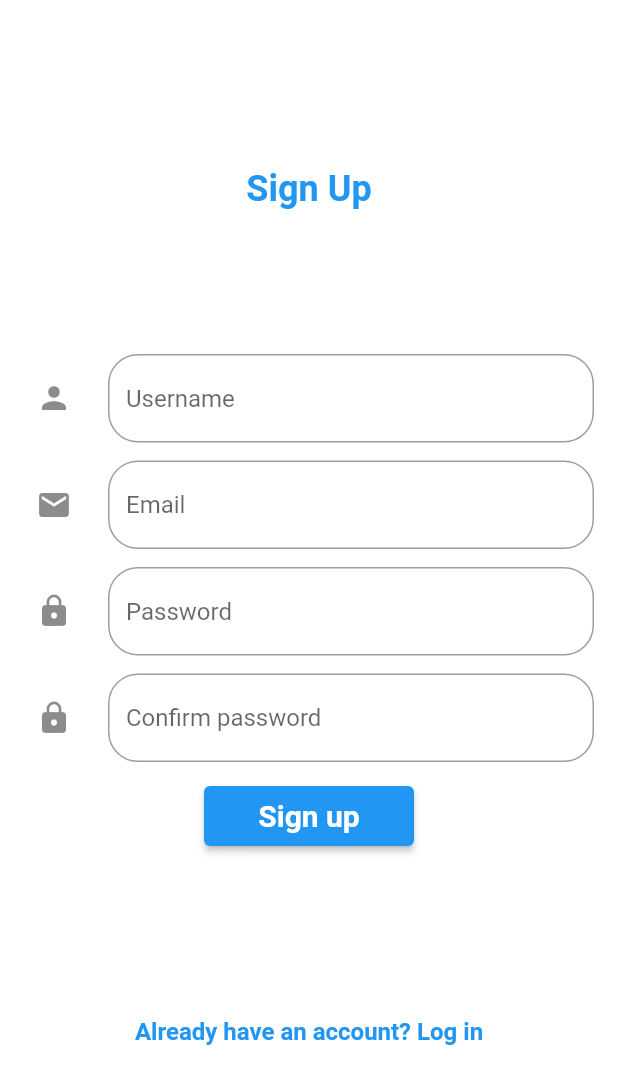
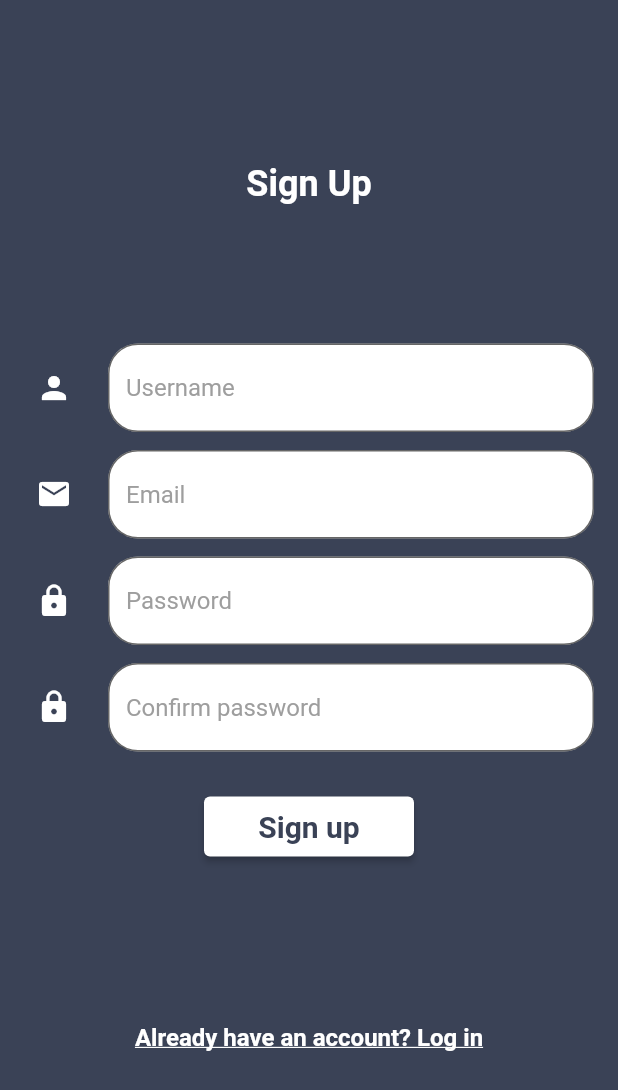
Before and after one commit to jaimegalanmartinez/UVSplatform, a Flutter app: the SignUpScreen screen opened directly, on a phone screen of 412 x 824 dp. Shown: the top 1090 px of the screen. Run offline on Flutter 3.47's test engine with Material 2 defaults, Android fonts, the light colour scheme and no system bars; our stand-ins replace firebase_auth, firebase_core, font_awesome_flutter; accounts and stored records are empty; generated files the repository leaves out were written again; network calls fail.

Commit message:
Updated mobile app UI colors, created vehicle class

```diff
--- a/uvsp_app/lib/forms/form_signup.dart
+++ b/uvsp_app/lib/forms/form_signup.dart
@@ -5,7 +5,6 @@ import 'package:flutter/material.dart';
 import 'package:uvsp_app/forms/form_validators.dart';
 import 'package:uvsp_app/screens/login_screen.dart';
 import 'package:uvsp_app/utils/constants.dart';
-
 
 class SignUpForm extends StatefulWidget {
   const SignUpForm({Key? key}) : super(key: key);
@@ -31,17 +30,23 @@ class _SignUpFormState extends State<SignUpForm> {
         mainAxisAlignment: MainAxisAlignment.spaceAround,
         children: [
           TextFormField(
+            style: const TextStyle(color: Colors.black),
+            cursorColor: const Color.fromRGBO(58, 66, 86, 1.0),
             decoration: InputDecoration(
+                filled: true,
+                fillColor: Colors.white,
                 icon: const Padding(
                   padding: EdgeInsets.all(8.0),
-                child: Icon(Icons.person),
+                  child: Icon(Icons.person, color: Colors.white),
                 ),
                 border: OutlineInputBorder(
                   borderSide: const BorderSide(),
                   borderRadius: BorderRadius.circular(20.0),
                 ),
                 hintText: 'Username',
-            ),
+                hintStyle: const TextStyle(color: Colors.grey),
+                errorMaxLines: 3,
+                errorStyle: const TextStyle(color: Colors.deepOrangeAccent)),
             validator: validateUsername,
             onSaved: (value) => _username = value!,
           ),
@@ -49,16 +54,26 @@ class _SignUpFormState extends State<SignUpForm> {
             height: 12.0,
           ),
           TextFormField(
+            style: const TextStyle(color: Colors.black),
+            cursorColor: const Color.fromRGBO(58, 66, 86, 1.0),
             decoration: InputDecoration(
+              filled: true,
+              fillColor: Colors.white,
               icon: const Padding(
                 padding: EdgeInsets.all(8.0),
-                child: Icon(Icons.email),
+                child: Icon(
+                  Icons.email,
+                  color: Colors.white,
+                ),
               ),
               border: OutlineInputBorder(
                 borderSide: const BorderSide(),
                 borderRadius: BorderRadius.circular(20.0),
               ),
               hintText: 'Email',
+              hintStyle: const TextStyle(color: Colors.grey),
+              errorMaxLines: 3,
+              errorStyle: const TextStyle(color: Colors.deepOrangeAccent),
             ),
             validator: validateEmail,
             onSaved: (value) => _userEmail = value!,
@@ -68,17 +83,26 @@ class _SignUpFormState extends State<SignUpForm> {
           ),
           TextFormField(
             controller: _passwordController,
+            style: const TextStyle(color: Colors.black),
+            cursorColor: const Color.fromRGBO(58, 66, 86, 1.0),
             decoration: InputDecoration(
+              filled: true,
+              fillColor: Colors.white,
               icon: const Padding(
                 padding: EdgeInsets.all(8.0),
-                child: Icon(Icons.lock),
+                child: Icon(
+                  Icons.lock,
+                  color: Colors.white,
+                ),
               ),
               border: OutlineInputBorder(
-                borderSide: const BorderSide(),
+                borderSide: const BorderSide(color: Colors.white),
                 borderRadius: BorderRadius.circular(20.0),
               ),
               hintText: 'Password',
+              hintStyle: const TextStyle(color: Colors.grey),
               errorMaxLines: 3,
+              errorStyle: const TextStyle(color: Colors.deepOrangeAccent),
             ),
             validator: validatePassword,
             obscureText: true,
@@ -89,56 +113,73 @@ class _SignUpFormState extends State<SignUpForm> {
           ),
           TextFormField(
             controller: _confirmPassController,
+            style: const TextStyle(color: Colors.black),
+            cursorColor: const Color.fromRGBO(58, 66, 86, 1.0),
             decoration: InputDecoration(
+              filled: true,
+              fillColor: Colors.white,
               icon: const Padding(
                 padding: EdgeInsets.all(8.0),
-                child: Icon(Icons.lock),
+                child: Icon(Icons.lock, color: Colors.white),
               ),
               border: OutlineInputBorder(
                 borderSide: const BorderSide(),
                 borderRadius: BorderRadius.circular(20.0),
               ),
               hintText: 'Confirm password',
+              hintStyle: const TextStyle(color: Colors.grey),
               errorMaxLines: 3,
+              errorStyle: const TextStyle(color: Colors.deepOrangeAccent),
             ),
             validator: (value) {
-              if(value!.isEmpty){
+              if (value!.isEmpty) {
                 return 'Please enter re-password.';
-
-              }else if(_confirmPassController.text != _passwordController.text){
+              } else if (_confirmPassController.text !=
+                  _passwordController.text) {
                 return "Passwords do not match";
-
-              }else{
+              } else {
                 return null;
               }
             },
             obscureText: true,
           ),
           const SizedBox(
-            height: 12.0,
+            height: 26.0,
           ),
           ElevatedButton(
             style: ButtonStyle(
-                backgroundColor: MaterialStateProperty.all<Color>(Colors.blue),
-                minimumSize: MaterialStateProperty.all<Size>(const Size(140, 40))),
+                backgroundColor: MaterialStateProperty.all<Color>(Colors.white),
+                minimumSize:
+                    MaterialStateProperty.all<Size>(const Size(140, 40))),
             onPressed: () async {
               //Validate returns true if the form is valid, or false otherwise.
 
               if (_formKey.currentState!.validate()) {
                 _formKey.currentState?.save();
                 if (kDebugMode) {
-                  print('User email: $_userEmail with password: $_userPassword');
+                  print(
+                      'User email: $_userEmail with password: $_userPassword');
                 }
-                  await _auth.createUserWithEmailAndPassword(email: _userEmail.trim(), password: _userPassword.trim()).then((newUserCredential) {
+                await _auth
+                    .createUserWithEmailAndPassword(
+                        email: _userEmail.trim(),
+                        password: _userPassword.trim())
+                    .then((newUserCredential) {
                   newUserCredential.user?.updateDisplayName(_username);
-                    ScaffoldMessenger.of(context).showSnackBar(
-                        const SnackBar(content: Text('Successfully registered. You can login now')));
-                    Navigator.push(context, MaterialPageRoute(builder: (context) => const LoginScreen()));
+                  ScaffoldMessenger.of(context).showSnackBar(const SnackBar(
+                      content:
+                          Text('Successfully registered. You can login now')));
+                  Navigator.push(
+                      context,
+                      MaterialPageRoute(
+                          builder: (context) => const LoginScreen()));
                 }).onError((FirebaseAuthException error, stackTrace) {
                   if (kDebugMode) {
                     print("Error ${error.toString()}");
                   }
-                     showDialog(context: context, builder: (context) => AlertDialog(
+                  showDialog(
+                      context: context,
+                      builder: (context) => AlertDialog(
                             title: const Text('Registration failed'),
                             content: Text(error.message ?? 'Unknown error'),
                           ));
--- a/uvsp_app/lib/main.dart
+++ b/uvsp_app/lib/main.dart
@@ -20,9 +20,11 @@ class MyApp extends StatelessWidget {
       title: 'UVS Platform',
       theme: ThemeData(
         // This is the theme of your application.
-        primarySwatch: Colors.blue,
+        primarySwatch: Colors.grey,
         appBarTheme: const AppBarTheme(
-          backgroundColor: Colors.blue,
+          //backgroundColor: Color.fromRGBO(94, 106, 135, 1.0),
+          backgroundColor: Color.fromRGBO(71, 82, 107, 1.0),
+          foregroundColor: Colors.white,
         )
       ),
       home: const LoginScreen(),
--- a/uvsp_app/lib/screens/signup_screen.dart
+++ b/uvsp_app/lib/screens/signup_screen.dart
@@ -16,12 +16,12 @@ class _SignUpScreenState extends State<SignUpScreen> {
   Widget build(BuildContext context) {
     return Scaffold(
       //Container by default with white colour background, you can change the color or use a gradient.
-      backgroundColor: Colors.white,
+      backgroundColor: const Color.fromRGBO(58, 66, 86, 1.0),
       body: Container(
         margin: const EdgeInsets.all(16.0),
         height: double.infinity,
         width: double.infinity,
-        decoration: const BoxDecoration(color: Colors.white),
+        decoration: const BoxDecoration(color: Color.fromRGBO(58, 66, 86, 1.0)),
         child: Column(
           mainAxisAlignment: MainAxisAlignment.spaceEvenly,
           crossAxisAlignment: CrossAxisAlignment.center,
@@ -42,7 +42,7 @@ class _SignUpScreenState extends State<SignUpScreen> {
                 },
                 child: const Text(
                   'Already have an account? Log in',
-                  style: kLabelForgotPassword,
+                  style: kLabelForgotPasswdAlreadyAcc,
                 ))
           ],
         ),
--- a/uvsp_app/lib/utils/constants.dart
+++ b/uvsp_app/lib/utils/constants.dart
@@ -2,11 +2,12 @@ import 'package:flutter/material.dart';
 
 //Constants for determining text style of some login labels.
 const kLabelSignInStyle =
-TextStyle(fontWeight: FontWeight.bold, fontSize: 24.0, color: Colors.blue);
+TextStyle(fontWeight: FontWeight.bold, fontSize: 24.0, color: Colors.white);
 
-const kLabelForgotPassword =
-TextStyle(fontWeight: FontWeight.bold, fontSize: 16.0, color: Colors.blue);
+const kLabelForgotPasswdAlreadyAcc =
+TextStyle(decoration: TextDecoration.underline,fontWeight: FontWeight.bold, fontSize: 16.0, color: Colors.white);
+
 
 //Login Form
 const kLabelLoginSignUpStyle =
-TextStyle(fontSize: 20.0, fontWeight: FontWeight.bold, color: Colors.white);
+TextStyle(fontSize: 20.0, fontWeight: FontWeight.bold, color: Color.fromRGBO(58, 66, 86, 1.0));
```
Also changed, not shown: uvsp_app/lib/forms/form_login.dart (+17 -5 lines), uvsp_app/lib/models/Vehicle.dart (added, +35 -0 lines), uvsp_app/lib/screens/home_screen.dart (+83 -13 lines), uvsp_app/lib/screens/login_screen.dart (+4 -4 lines), uvsp_app/lib/services/http_service.dart (added, +39 -0 lines), uvsp_app/pubspec.yaml (+5 -3 lines), uvsp_app/assets/images/drone.png (added), uvsp_app/assets/images/ugv.png (added), uvsp_app/pubspec.lock, 1 other file. Lines whose indentation alone changed are shown as unchanged.
